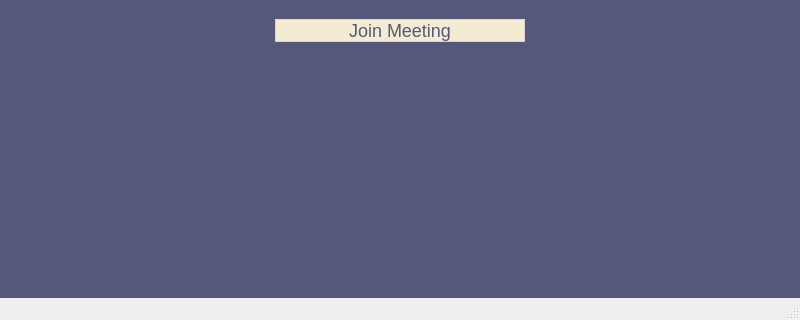
First picture: the form in res/mainwindow.ui, repository voskanyan069/QMeetApp, before the edit; both pictures show x 0 to 800 and y 280 to 600 of the 800 by 600 pixel window.
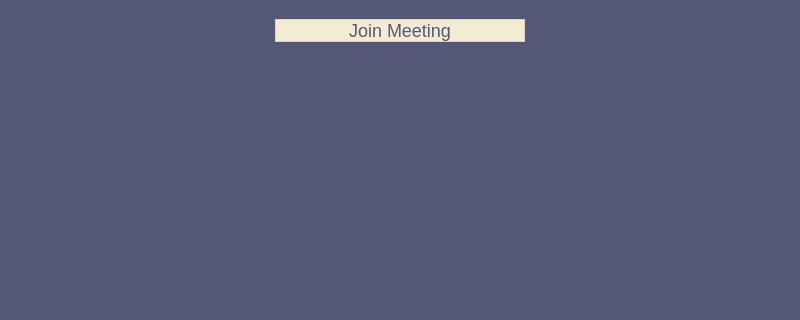
Second picture: the form after the edit.

The edit to the form file:
```diff
--- a/res/mainwindow.ui
+++ b/res/mainwindow.ui
@@ -20,10 +20,12 @@
    <string>Meeting App</string>
   </property>
   <property name="autoFillBackground">
-   <bool>true</bool>
+   <bool>false</bool>
   </property>
   <property name="styleSheet">
-   <string notr="true"/>
+   <string notr="true">QWidget {
+	background-color: #555879
+}</string>
   </property>
   <widget class="QWidget" name="centralwidget">
    <property name="styleSheet">
```
